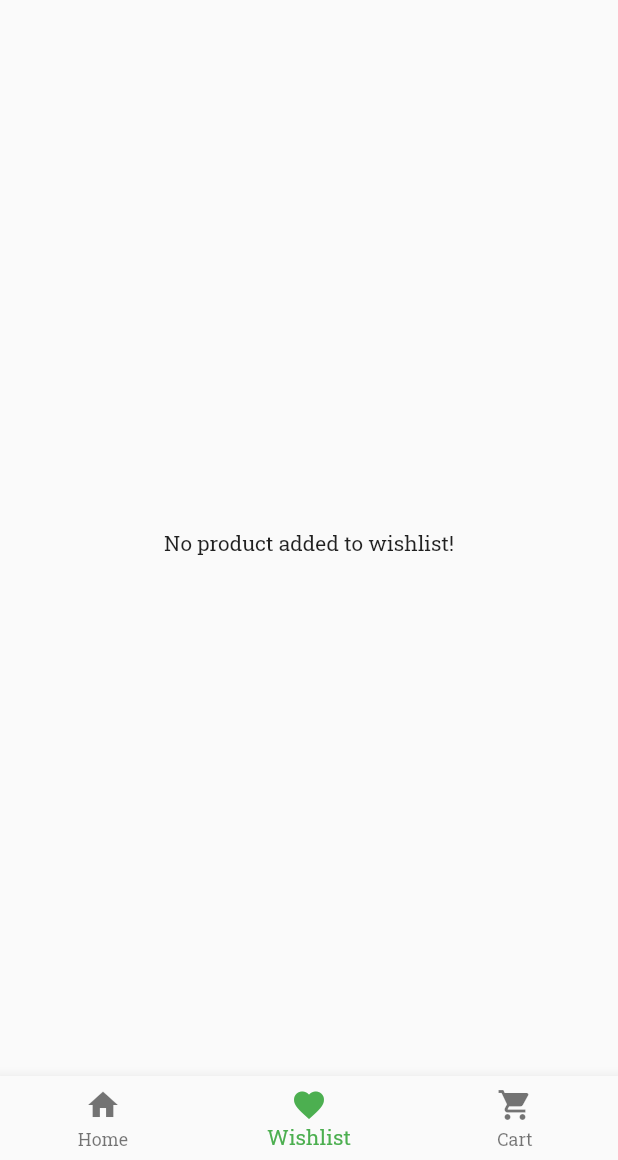
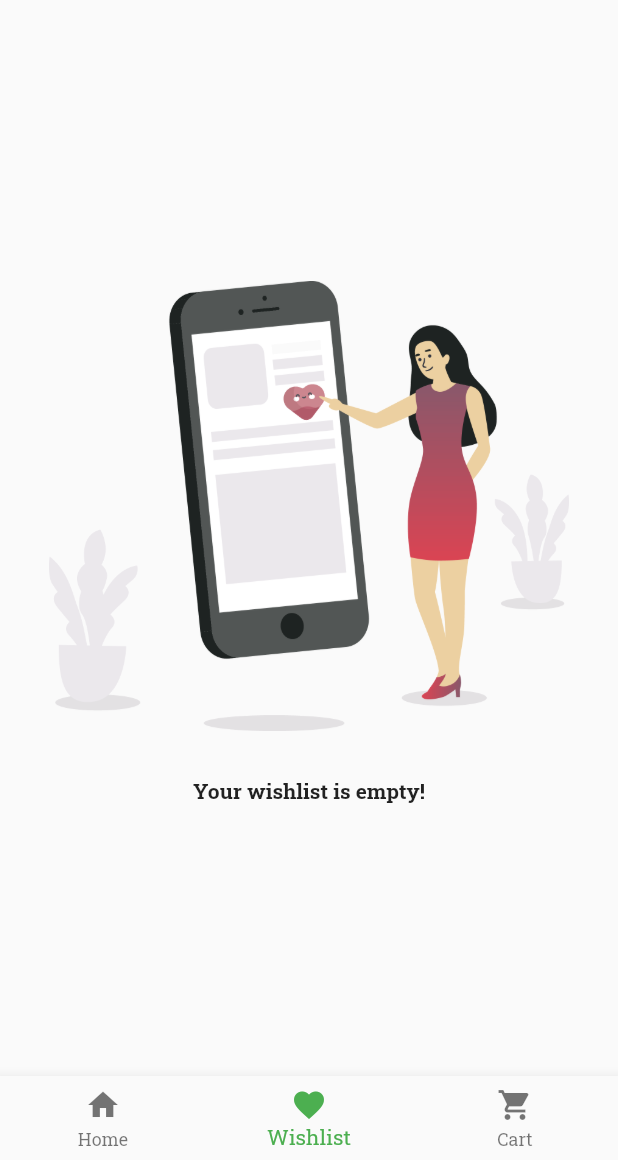
Before and after one commit to aditya3901/Locer-Flutter-Client, a Flutter app: the TabsScreen screen opened by its route, item 2 of the bottom bar chosen, on a phone screen of 412 x 824 dp, the part 76-1236 px from its top. Run offline on Flutter 3.47's test engine with Material 2 defaults, Android fonts, the phone set to English and light mode, and no system bars; our stand-ins replace carousel_slider, google_fonts, modal_progress_hud_nsn, shared_preferences, smooth_page_indicator, sqflite; accounts and stored records are empty; network calls fail.

Commit message:
ui updates dt: 1.1.22

```diff
--- a/lib/screens/navBar_screens/wishlist_screen.dart
+++ b/lib/screens/navBar_screens/wishlist_screen.dart
@@ -132,8 +132,22 @@ class _WishlistScreenState extends State<WishlistScreen> {
                   ),
                 ],
               )
-        : const Center(
-            child: Text("No product added to wishlist!"),
+        : Center(
+            child: Column(
+              mainAxisAlignment: MainAxisAlignment.center,
+              children: [
+                Image.asset(
+                  "assets/images/empty_wishlist.png",
+                  width: double.infinity,
+                  height: 300,
+                ),
+                const SizedBox(height: 30),
+                const Text(
+                  "Your wishlist is empty!",
+                  style: TextStyle(fontWeight: FontWeight.bold),
+                ),
+              ],
+            ),
           );
   }
 }
```
Also changed, not shown: lib/screens/auth_screens/login_screen.dart (+1 -7 lines), lib/screens/auth_screens/signup_screen.dart (+1 -7 lines), lib/screens/navBar_screens/cart_screen.dart (+14 -2 lines), lib/utils/models/user_model.dart (+0 -9 lines), assets/images/empty_cart.png (added), assets/images/empty_wishlist.png (added).
